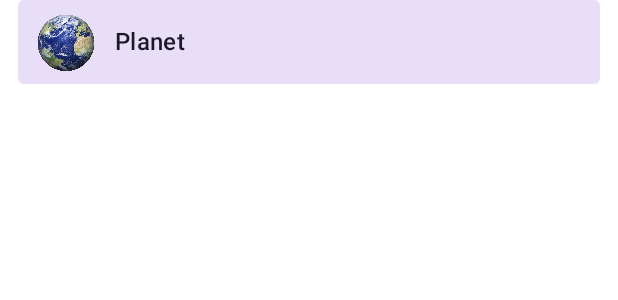
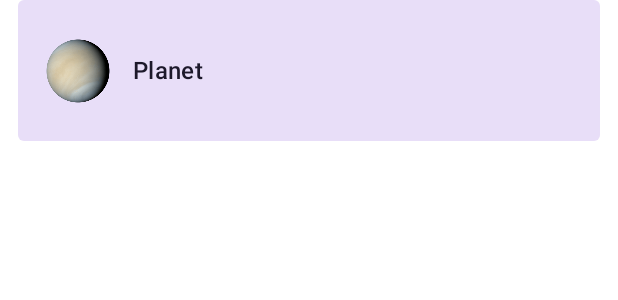
Before and after one commit to Fatimamostafa/jptest, an Android app built with Jetpack Compose: the @Preview function PlanetItemPreview, on a phone screen of 412 x 824 dp. Shown: the top 300 px of the screen. Run offline under Robolectric (Android 15) with nearby library versions, the phone set to English and light mode, and no system bars.

Commit message:
update image

```diff
--- a/app/src/main/java/com/fatimamostafa/jptest/presentation/PlanetItem.kt
+++ b/app/src/main/java/com/fatimamostafa/jptest/presentation/PlanetItem.kt
@@ -35,7 +35,7 @@ import androidx.compose.ui.unit.sp
 import com.fatimamostafa.jptest.R
 import com.fatimamostafa.jptest.domain.Planet
 import com.fatimamostafa.jptest.ui.theme.AppTheme
-
+import java.util.Random
 
 
 @Composable
@@ -43,24 +43,34 @@ fun PlanetItem(
     planet: Planet,
     modifier: Modifier = Modifier
 ) {
+    val images = listOf(
+        R.drawable.planet,
+        R.drawable.moon,
+        R.drawable.venus,
+        R.drawable.earth
+    )
+
+    val random = Random()
+    val selectedImage = images[random.nextInt(images.size)]
     Card(
-        // onClick = onClick,
         colors = CardDefaults.cardColors(containerColor = MaterialTheme.colorScheme.secondaryContainer),
         modifier =
         Modifier
+            .height(120.dp)
             .padding(horizontal = 12.dp)
             .padding(bottom = 26.dp),
     ) {
         Row(
             Modifier
+                .fillMaxHeight()
                 .padding(horizontal = 12.dp)
                 .fillMaxWidth(), verticalAlignment = Alignment.CenterVertically) {
             Image(
-                painter = painterResource(id = R.drawable.planet),
+                painter = painterResource(id = selectedImage),
                 contentDescription = null,
-                modifier = Modifier.size(40.dp),
+                modifier = Modifier.size(56.dp),
             )
-            Spacer(Modifier.width(12.dp))
+            Spacer(Modifier.width(8.dp))
             Text(
                 text = planet.name,
                 textAlign = TextAlign.Center,
```
Also changed, not shown: app/src/main/res/drawable/earth.png (added), app/src/main/res/drawable/moon.png (added), app/src/main/res/drawable/venus.png (added).
